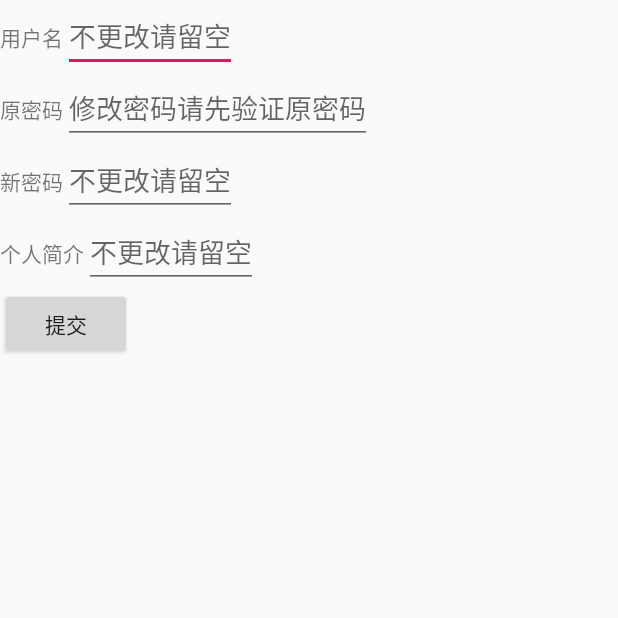
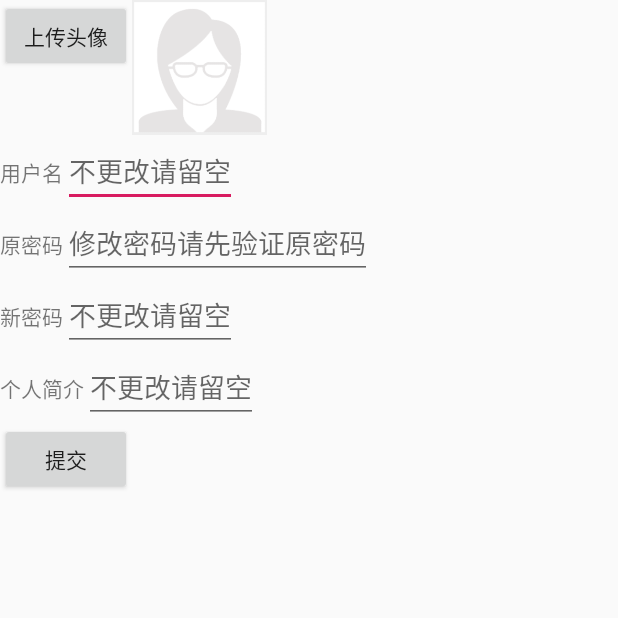
Before and after one commit to Voilance/XuanHu-Android, an Android app: the EditInfoActivity screen opened directly, with no data from a screen before it, on a phone screen of 412 x 824 dp, the top half of it. Run offline under Robolectric (Android 15) with nearby library versions, the phone set to English and light mode, and no system bars.

Commit message:
基本完成所有活动及测试页面，跳转逻辑及监听事件待完善

```diff
--- a/app/src/main/java/cn/biketomotor/xh/xuanhu/Activity/EditInfoActivity.java
+++ b/app/src/main/java/cn/biketomotor/xh/xuanhu/Activity/EditInfoActivity.java
@@ -4,10 +4,30 @@ import android.content.Context;
 import android.content.Intent;
 import android.support.v7.app.AppCompatActivity;
 import android.os.Bundle;
+import android.view.View;
+import android.widget.Button;
+import android.widget.EditText;
+import android.widget.ImageView;
 
 import cn.biketomotor.xh.xuanhu.R;
 
-public class EditInfoActivity extends BaseActivity {
+public class EditInfoActivity extends BaseActivity implements View.OnClickListener {
+    private static final String TAG = "TagEditInfo";
+
+    private Button btAvatar;
+    private ImageView ivAvatar;
+    private EditText etName;
+    private EditText etPassword;
+    private EditText etNewPassword;
+    private EditText etInfo;
+    private Button btSubmit;
+
+    private String avatar;
+    private String name;
+    private String password;
+    private String newPassword;
+    private String info;
+
 
     @Override
     protected void onCreate(Bundle savedInstanceState) {
@@ -17,6 +37,46 @@ public class EditInfoActivity extends BaseActivity {
 
     private void initView() {
         setContentView(R.layout.test_activity_edit_info);
+
+        btAvatar = findViewById(R.id.bt_avatar);
+        ivAvatar = findViewById(R.id.iv_avatar);
+        etName = findViewById(R.id.et_name);
+        etPassword = findViewById(R.id.et_password);
+        etNewPassword = findViewById(R.id.et_new_password);
+        etInfo = findViewById(R.id.et_info);
+        btSubmit = findViewById(R.id.bt_submit);
+        btAvatar.setOnClickListener(this);
+        btSubmit.setOnClickListener(this);
+    }
+
+    @Override
+    public void onClick(View v) {
+        switch (v.getId()) {
+            case R.id.bt_avatar: // 上传头像
+                break;
+            case R.id.bt_submit: // 提交修改
+                if (isInfoValid()) {
+                    onEditInfo();
+                }
+                break;
+            default:
+                break;
+        }
+    }
+
+    // 判断填入的个人信息是否符合要求
+    private boolean isInfoValid() {
+        avatar = ivAvatar.toString().trim();
+        name = etName.getText().toString().trim();
+        password = etPassword.getText().toString().trim();
+        newPassword = etNewPassword.getText().toString().trim();
+        info = etInfo.getText().toString().trim();
+        return true;
+    }
+
+    // 向后端发送修改个人信息的请求
+    private void onEditInfo() {
+
     }
 
     public static void actionActivity(Context context) {
--- a/app/src/main/java/cn/biketomotor/xh/xuanhu/Fragment/MineFragment.java
+++ b/app/src/main/java/cn/biketomotor/xh/xuanhu/Fragment/MineFragment.java
@@ -74,6 +74,8 @@ public class MineFragment extends Fragment implements View.OnClickListener {
                 // 点击头像，如果已经登陆，则跳转到编辑个人信息活动，否则跳转到登陆活动
                 LoginActivity.actionActivity(mainActivity);
                 break;
+            case R.id.bt_logout:
+                break;
             case R.id.bt_comment:
                 getMyComment();
                 break;
--- a/app/src/main/res/layout/test_activity_edit_info.xml
+++ b/app/src/main/res/layout/test_activity_edit_info.xml
@@ -9,6 +9,27 @@
         android:orientation="horizontal"
         android:layout_width="wrap_content"
         android:layout_height="wrap_content">
+
+        <Button
+            android:id="@+id/bt_avatar"
+            android:layout_width="wrap_content"
+            android:layout_height="wrap_content"
+            android:text="上传头像"/>
+
+        <ImageView
+            android:id="@+id/iv_avatar"
+            android:layout_width="90dp"
+            android:layout_height="90dp"
+            android:src="@drawable/default_avatar"/>
+
+    </LinearLayout>
+
+    <LinearLayout
+        android:id="@+id/ll1"
+        android:orientation="horizontal"
+        android:layout_width="wrap_content"
+        android:layout_height="wrap_content"
+        android:layout_below="@id/ll0">
 
         <TextView
             android:layout_width="wrap_content"
@@ -24,11 +45,11 @@
     </LinearLayout>
 
     <LinearLayout
-        android:id="@+id/ll1"
+        android:id="@+id/ll2"
         android:orientation="horizontal"
         android:layout_width="wrap_content"
         android:layout_height="wrap_content"
-        android:layout_below="@id/ll0">
+        android:layout_below="@id/ll1">
 
         <TextView
             android:layout_width="wrap_content"
@@ -44,11 +65,11 @@
     </LinearLayout>
 
     <LinearLayout
-        android:id="@+id/ll2"
+        android:id="@+id/ll3"
         android:orientation="horizontal"
         android:layout_width="wrap_content"
         android:layout_height="wrap_content"
-        android:layout_below="@id/ll1">
+        android:layout_below="@id/ll2">
 
         <TextView
             android:layout_width="wrap_content"
@@ -64,11 +85,11 @@
     </LinearLayout>
 
     <LinearLayout
-        android:id="@+id/ll3"
+        android:id="@+id/ll4"
         android:orientation="horizontal"
         android:layout_width="wrap_content"
         android:layout_height="wrap_content"
-        android:layout_below="@id/ll2">
+        android:layout_below="@id/ll3">
 
         <TextView
             android:layout_width="wrap_content"
@@ -87,7 +108,7 @@
         android:id="@+id/bt_submit"
         android:layout_width="wrap_content"
         android:layout_height="wrap_content"
-        android:layout_below="@id/ll3"
+        android:layout_below="@id/ll4"
         android:text="提交"/>
 
 </RelativeLayout>
--- a/app/src/main/res/layout/test_item_comment_at_mine.xml
+++ b/app/src/main/res/layout/test_item_comment_at_mine.xml
@@ -1,7 +1,7 @@
 <?xml version="1.0" encoding="utf-8"?>
 <RelativeLayout xmlns:android="http://schemas.android.com/apk/res/android"
     android:layout_width="match_parent"
-    android:layout_height="match_parent"
+    android:layout_height="wrap_content"
     xmlns:tools="http://schemas.android.com/tools">
 
     <LinearLayout
```
Also changed, not shown: app/src/main/res/layout/test_activity_course_detail.xml (added, +99 -0 lines), app/src/main/res/layout/test_fragment_mine.xml (+8 -1 lines).
